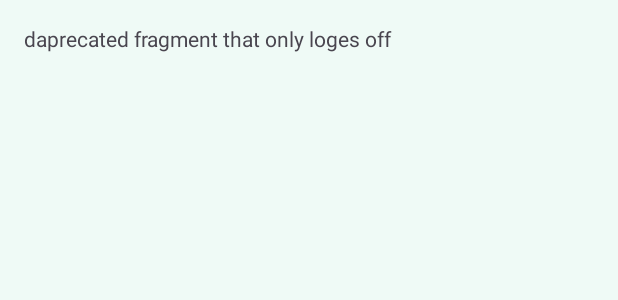
After one commit to Stavzim11/HappyTails, an Android app: the layout fragment_logout.xml on its own in the app's theme, with its tools: preview values and no code run, on a phone screen of 412 x 824 dp. The commit adds this screen. Shown: the top 300 px of the screen. Run offline under Robolectric (Android 15) with nearby library versions, the phone set to English and light mode, and no system bars.

Commit message:
logout workes

```diff
--- a/app/src/main/java/com/example/happytails/ui/login/LoginFragment.kt
+++ b/app/src/main/java/com/example/happytails/ui/login/LoginFragment.kt
@@ -7,6 +7,7 @@ import android.view.ViewGroup
 import android.widget.Toast
 import androidx.core.view.isVisible
 import androidx.fragment.app.Fragment
+import androidx.fragment.app.activityViewModels
 import androidx.fragment.app.viewModels
 import androidx.navigation.fragment.findNavController
 import com.example.happytails.R
@@ -40,6 +41,7 @@ class LoginFragment : Fragment() {
             viewModel.signInUser(binding.email.text.toString(),
             binding.password.text.toString())
         }
+
         return binding.root
     }
 
@@ -56,6 +58,7 @@ class LoginFragment : Fragment() {
                 }
                 is Resource.Success -> {
                     Toast.makeText(requireContext(),"Login successful", Toast.LENGTH_SHORT).show()
+                    //ActivityVM.setUserStatus(true)
                     findNavController().navigate(R.id.action_loginFragment_to_mainFragment)
                 }
                 is Resource.Error -> {
@@ -74,7 +77,9 @@ class LoginFragment : Fragment() {
                     binding.loginButton.isEnabled = false
                 }
                 is Resource.Success -> {
+//                    ActivityVM.setUserStatus(true)
                     findNavController().navigate(R.id.action_loginFragment_to_mainFragment)
+
                 }
                 is Resource.Error -> {
                     binding.loginProgressBar.isVisible = false
--- /dev/null
+++ b/app/src/main/res/drawable/ic_logout.xml
@@ -0,0 +1,5 @@
+<vector xmlns:android="http://schemas.android.com/apk/res/android" android:autoMirrored="true" android:height="24dp" android:tint="#000000" android:viewportHeight="24" android:viewportWidth="24" android:width="24dp">
+
+    <path android:fillColor="@android:color/white" android:pathData="M17,7l-1.41,1.41L18.17,11H8v2h10.17l-2.58,2.58L17,17l5,-5zM4,5h8V3H4c-1.1,0 -2,0.9 -2,2v14c0,1.1 0.9,2 2,2h8v-2H4V5z"/>
+
+</vector>
--- a/app/src/main/res/layout/fragment_login.xml
+++ b/app/src/main/res/layout/fragment_login.xml
@@ -22,7 +22,7 @@
         android:textSize="33sp"
         android:textStyle="bold"
         app:layout_constraintTop_toTopOf="parent"
-        app:layout_constraintBottom_toTopOf="@+id/userName_layout"
+        app:layout_constraintBottom_toTopOf="@+id/email_layout"
         tools:layout_editor_absoluteX="10dp" />
 
 
--- /dev/null
+++ b/app/src/main/res/layout/fragment_logout.xml
@@ -0,0 +1,20 @@
+<?xml version="1.0" encoding="utf-8"?>
+<androidx.constraintlayout.widget.ConstraintLayout xmlns:android="http://schemas.android.com/apk/res/android"
+    xmlns:app="http://schemas.android.com/apk/res-auto"
+    xmlns:tools="http://schemas.android.com/tools"
+    android:layout_width="match_parent"
+    android:layout_height="match_parent"
+    android:layout_gravity="center"
+    android:background="#EFFAF6"
+    tools:viewBindingIgnore="false"
+    android:padding="16dp">
+
+
+    <TextView
+        android:id="@+id/textView"
+        android:layout_width="wrap_content"
+        android:layout_height="wrap_content"
+        android:text="daprecated fragment that only loges off"
+        app:layout_constraintTop_toTopOf="parent"
+        tools:ignore="MissingConstraints" />
+</androidx.constraintlayout.widget.ConstraintLayout>
--- a/app/src/main/res/menu/bottom_nav_menu.xml
+++ b/app/src/main/res/menu/bottom_nav_menu.xml
@@ -13,4 +13,9 @@
         android:id="@+id/navigation_login"
         android:icon="@drawable/ic_login"
         android:title="Login" />
+
+    <item
+        android:id="@+id/navigation_logOut"
+        android:icon="@drawable/ic_logout"
+        android:title="Logout" />
 </menu>
--- a/app/src/main/res/values/strings.xml
+++ b/app/src/main/res/values/strings.xml
@@ -140,15 +140,13 @@
     <!--register/ loging string -->
     <string name="app_enter_userName">enter user name</string>
     <string name="app_enter_password">enter password</string>
-    <string name="app_enter_personal_name">enter name</string>
     <string name="app_enter_phone">enter phone</string>
     <string name="app_enter_email">enter email</string>
     <string name="app_enter_name">enter name</string>
 
 
-
-
     <string name="login_button">login</string>
     <string name="register_button">register</string>
+    <string name="logout_button">logout</string>
 
 </resources>
```
Also changed, not shown: app/src/main/java/com/example/happytails/repository/implementations/UserRepositoryImpl.kt (+0 -8 lines), app/src/main/java/com/example/happytails/ui/Logout/LogoutFragment.kt (added, +42 -0 lines), app/src/main/java/com/example/happytails/ui/Logout/LogoutViewModel.kt (added, +24 -0 lines), app/src/main/java/com/example/happytails/ui/MainActivity.kt (+17 -15 lines), app/src/main/java/com/example/happytails/ui/MainActivityViewModel.kt (added, +39 -0 lines), app/src/main/java/com/example/happytails/ui/register/RegisterFragment.kt (+7 -0 lines), app/src/main/res/navigation/my_nav.xml (+12 -0 lines), 1 other file.
